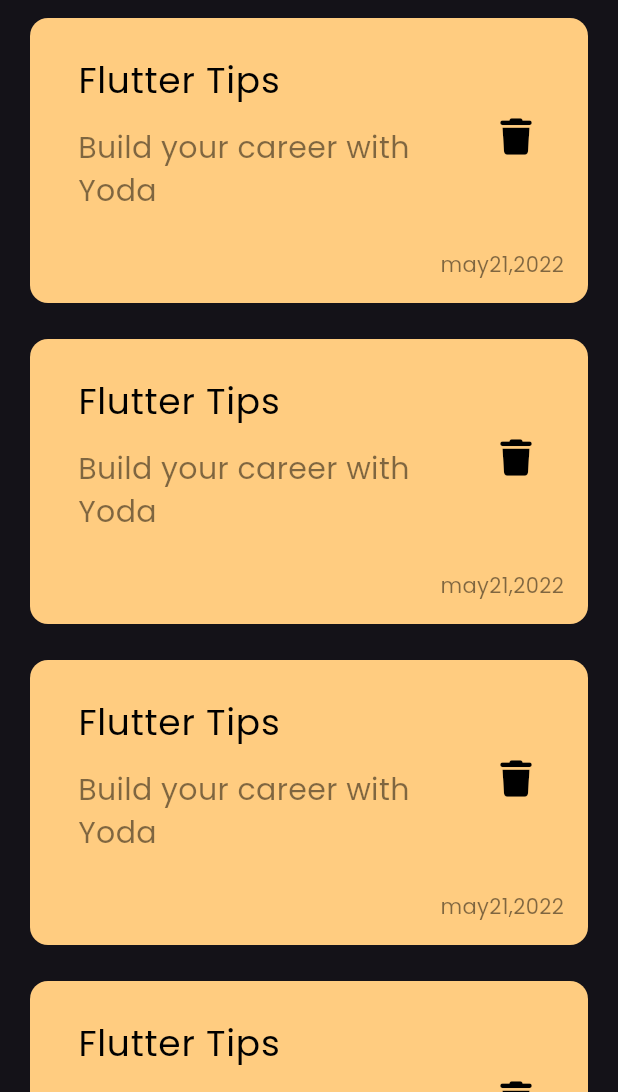
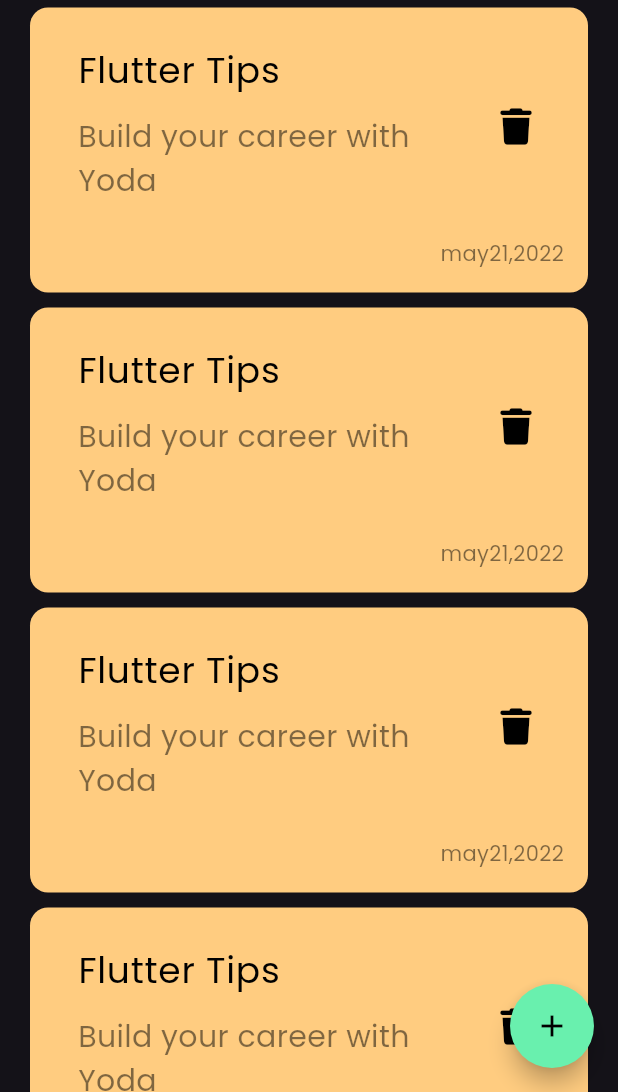
Before and after one commit to carnage67694325/note_app, a Flutter app: the screen it shows after launch, on a phone screen of 412 x 824 dp, the part 144-1236 px from its top. Run offline on Flutter 3.47's test engine with Material 3 defaults, Android fonts, the phone set to English and light mode, and no system bars; our stand-ins replace font_awesome_flutter.

Commit message:
adding floating action button

```diff
--- a/lib/views/home_view.dart
+++ b/lib/views/home_view.dart
@@ -6,6 +6,16 @@ class HomeView extends StatelessWidget {
 
   @override
   Widget build(BuildContext context) {
-    return const HomeViewBody();
+    return Scaffold(
+        floatingActionButton: FloatingActionButton(
+          shape: const CircleBorder(),
+          backgroundColor: Colors.greenAccent,
+          onPressed: () {},
+          child: const Icon(
+            Icons.add,
+            color: Colors.black,
+          ),
+        ),
+        body: const HomeViewBody());
   }
 }
--- a/lib/widget/notes_list_view.dart
+++ b/lib/widget/notes_list_view.dart
@@ -8,8 +8,8 @@ class NotesListView extends StatelessWidget {
   Widget build(BuildContext context) {
     return ListView.builder(
       itemBuilder: (context, index) {
-        return Padding(
-          padding: EdgeInsets.symmetric(horizontal: 8.0, vertical: 12),
+        return const Padding(
+          padding: const EdgeInsets.symmetric(horizontal: 8.0, vertical: 5),
           child: CustomNoteItem(),
         );
       },
```
